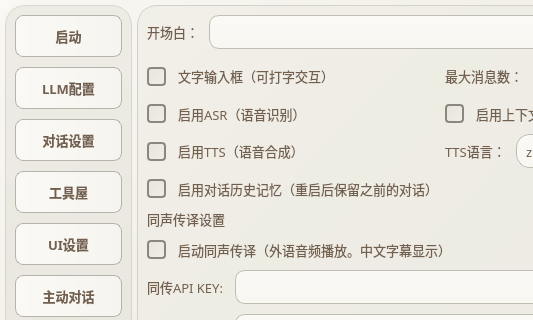
The window that live-2d-develop/test222.ui (morettt/my-neuro) describes before a commit, drawn with Qt 5; both pictures show x 0 to 533 and y 0 to 320 of the 879 by 800 pixel window.
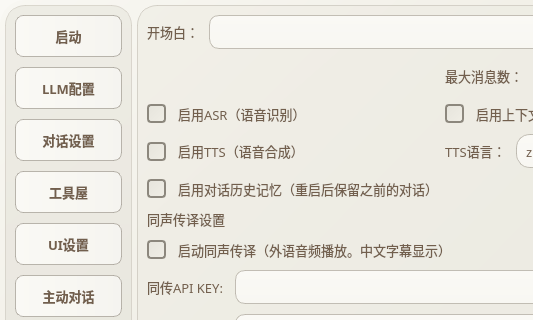
The same window after the commit. The open tabs and pages were chosen to show the change.

```diff
--- a/live-2d-develop/test222.ui
+++ b/live-2d-develop/test222.ui
@@ -1368,25 +1368,6 @@
              <property name="verticalSpacing">
               <number>10</number>
              </property>
-             <item row="0" column="0">
-              <widget class="QCheckBox" name="checkBox_3">
-               <property name="sizePolicy">
-                <sizepolicy hsizetype="Minimum" vsizetype="Preferred">
-                 <horstretch>0</horstretch>
-                 <verstretch>0</verstretch>
-                </sizepolicy>
-               </property>
-               <property name="font">
-                <font>
-                 <family>微软雅黑</family>
-                 <pointsize>10</pointsize>
-                </font>
-               </property>
-               <property name="text">
-                <string>文字输入框（可打字交互）</string>
-               </property>
-              </widget>
-             </item>
              <item row="0" column="1">
               <layout class="QHBoxLayout" name="horizontalLayout_5" stretch="1,2,10">
                <property name="spacing">
```
